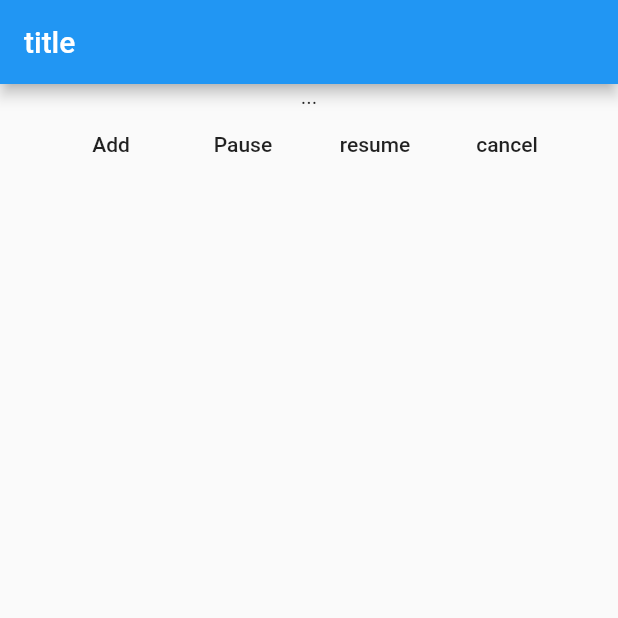
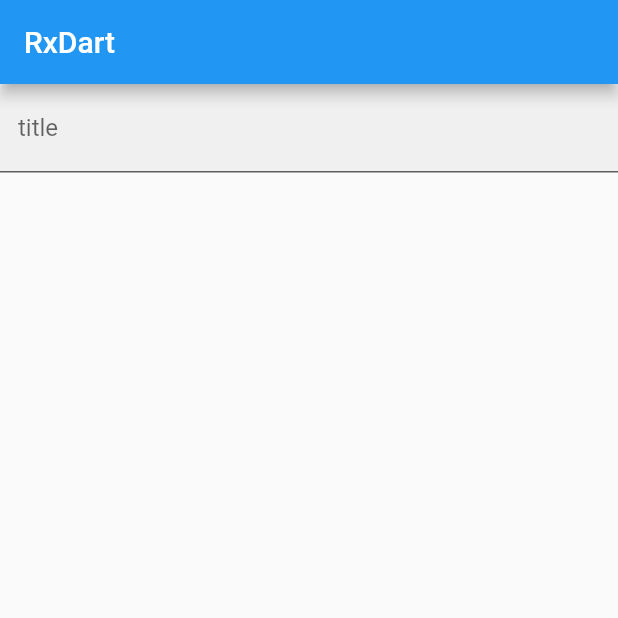
Before and after one commit to starlikerain/flutter_Demos, a Flutter app: the screen it shows after launch, on a phone screen of 412 x 824 dp, the top half of it. Run offline on Flutter 3.47's test engine with Material 2 defaults, Android fonts, the phone set to English and light mode, and no system bars; our stand-ins replace rxdart; statements that could not run were skipped.

Commit message:
安装了 rxdart 分享关于 rxdart 的内容

```diff
--- a/lib/main.dart
+++ b/lib/main.dart
@@ -1,4 +1,5 @@
 import 'package:flutter/material.dart';
+import 'package:flutter_fucked_world/rxDartDemo.dart';
 //import 'package:flutter_fucked_world/openAnimation.dart';
 import 'package:flutter_fucked_world/streamDemo.dart';
 
@@ -24,7 +25,8 @@ class MyApp extends StatelessWidget {
       ),
       /* TODO REVERT */
 //      home: OpenAnimation(),
-      home: StreamDemoHome(),
+//      home: StreamDemoHome(),
+      home: RxDartHome(),
     );
   }
 }
--- /dev/null
+++ b/lib/rxDartDemo.dart
@@ -0,0 +1,69 @@
+import 'package:flutter/material.dart';
+import 'package:rxdart/rxdart.dart';
+import 'dart:async';
+
+class RxDartHome extends StatefulWidget {
+  @override
+  _RxDartHomeState createState() => _RxDartHomeState();
+}
+
+class _RxDartHomeState extends State<RxDartHome> {
+  @override
+  Widget build(BuildContext context) {
+    return Scaffold(
+      appBar: AppBar(
+        title: Text('RxDart'),
+      ),
+      body: RxDartDemo(),
+    );
+  }
+}
+
+class RxDartDemo extends StatefulWidget {
+  @override
+  _RxDartDemoState createState() => _RxDartDemoState();
+}
+
+class _RxDartDemoState extends State<RxDartDemo> {
+  PublishSubject mySubject;
+
+  @override
+  void dispose() {
+    mySubject.close();
+    super.dispose();
+  }
+
+  @override
+  void initState() {
+    super.initState();
+
+    mySubject = PublishSubject<String>();
+
+    mySubject
+        .map((item) => item.toUpperCase())
+        .where((item) => item.length > 9)
+        .debounce(Duration(milliseconds: 500))
+        .listen((data) => debugPrint('${data.toString()}'));
+  }
+
+  @override
+  Widget build(BuildContext context) {
+    return Theme(
+      data: Theme.of(context).copyWith(
+        primaryColor: Colors.black,
+      ),
+      child: TextField(
+        onChanged: (value) {
+          mySubject.add('input $value');
+        },
+        onSubmitted: (value) {
+          mySubject.add('submit $value');
+        },
+        decoration: InputDecoration(
+          labelText: 'title',
+          filled: true,
+        ),
+      ),
+    );
+  }
+}
--- a/pubspec.yaml
+++ b/pubspec.yaml
@@ -27,7 +27,7 @@ dependencies:
 dev_dependencies:
   flutter_test:
     sdk: flutter
-
+  rxdart: ^0.18.1
 
 # For information on the generic Dart part of this file, see the
 # following page: https://www.dartlang.org/tools/pub/pubspec
```
Also changed, not shown: pubspec.lock.
